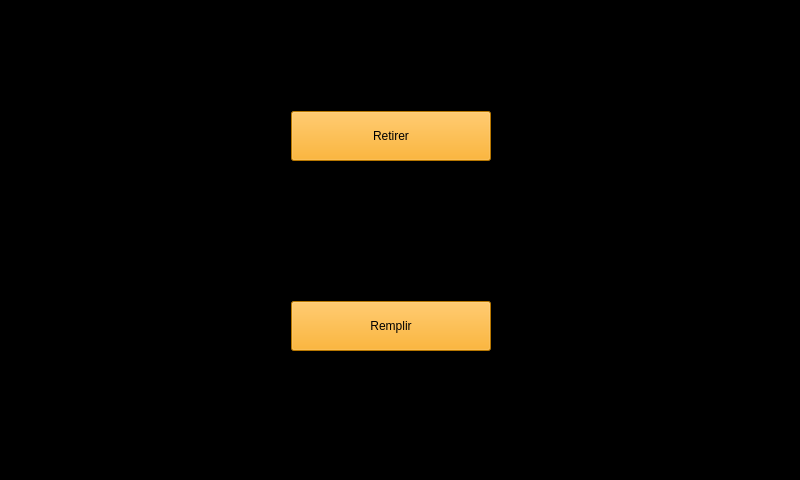
MoquereauClement/TravailProjet, file CasierConnectees/gestionnairecasier.ui: the form before one commit.
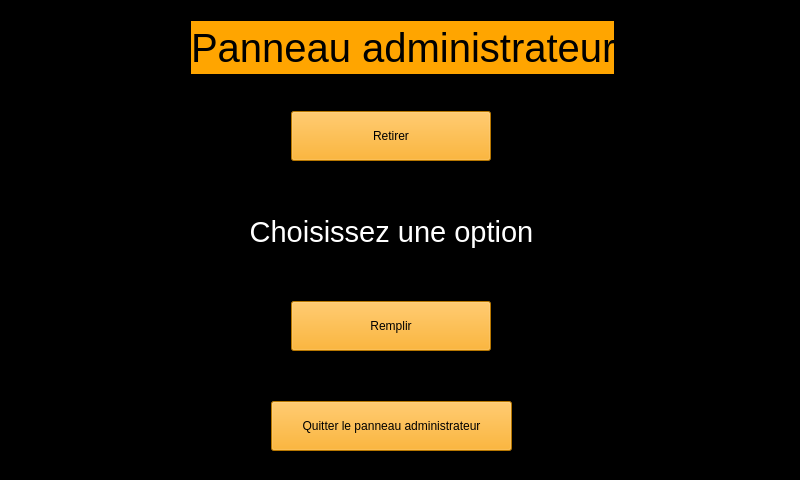
The form after the commit. Icons and pictures are not drawn.

Patch:
```diff
--- a/CasierConnectees/gestionnairecasier.ui
+++ b/CasierConnectees/gestionnairecasier.ui
@@ -1925,6 +1925,67 @@
         <string>Remplir</string>
        </property>
       </widget>
+      <widget class="QLabel" name="label_3">
+       <property name="geometry">
+        <rect>
+         <x>180</x>
+         <y>10</y>
+         <width>423</width>
+         <height>53</height>
+        </rect>
+       </property>
+       <property name="font">
+        <font>
+         <pointsize>30</pointsize>
+        </font>
+       </property>
+       <property name="styleSheet">
+        <string notr="true">background-color:orange; color:bl;</string>
+       </property>
+       <property name="text">
+        <string>Panneau administrateur</string>
+       </property>
+      </widget>
+      <widget class="QLabel" name="label_4">
+       <property name="geometry">
+        <rect>
+         <x>230</x>
+         <y>190</y>
+         <width>301</width>
+         <height>61</height>
+        </rect>
+       </property>
+       <property name="font">
+        <font>
+         <pointsize>22</pointsize>
+        </font>
+       </property>
+       <property name="styleSheet">
+        <string notr="true">color:white;</string>
+       </property>
+       <property name="text">
+        <string>Choisissez une option</string>
+       </property>
+       <property name="alignment">
+        <set>Qt::AlignCenter</set>
+       </property>
+      </widget>
+      <widget class="QPushButton" name="pushButton_RedirectionAccueil_5">
+       <property name="geometry">
+        <rect>
+         <x>260</x>
+         <y>390</y>
+         <width>241</width>
+         <height>50</height>
+        </rect>
+       </property>
+       <property name="styleSheet">
+        <string notr="true">background-color:orange; color:bl;</string>
+       </property>
+       <property name="text">
+        <string>Quitter le panneau administrateur</string>
+       </property>
+      </widget>
      </widget>
     </widget>
    </item>
```
Left out of the diff: 65 changed lines with no effect on the pictures.
